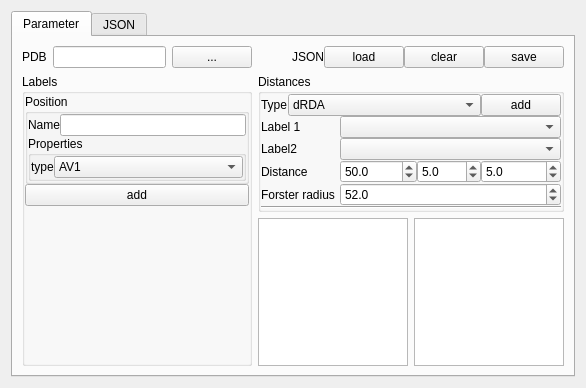
This is mfm/tools/fps_json/fps_json_edit.ui in Fluorescence-Tools/chisurf as Qt 5 draws it before an edit. The edited form follows.
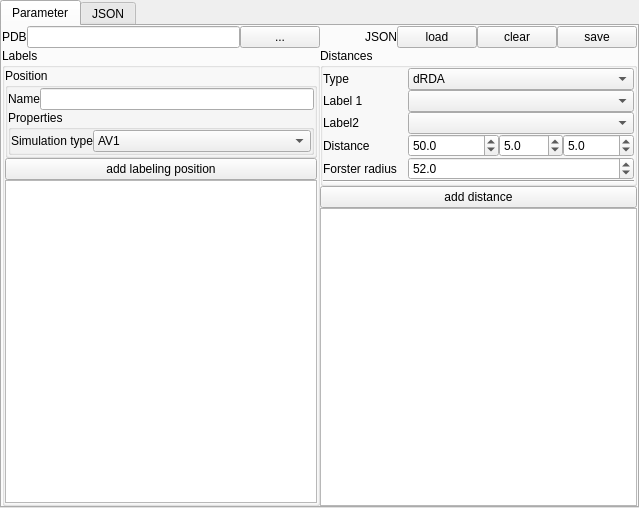
This is the edited form. Icons and pictures are not drawn.

Patch:
```diff
--- a/mfm/tools/fps_json/fps_json_edit.ui
+++ b/mfm/tools/fps_json/fps_json_edit.ui
@@ -6,18 +6,33 @@
    <rect>
     <x>0</x>
     <y>0</y>
-    <width>586</width>
-    <height>388</height>
+    <width>639</width>
+    <height>508</height>
    </rect>
   </property>
   <property name="windowTitle">
-   <string>PDB2LabelingFile</string>
+   <string>Prepare JSON input for label simulations</string>
   </property>
   <property name="windowIcon">
    <iconset>
     <normaloff>:/icons/icons/pdb2label.ico</normaloff>:/icons/icons/pdb2label.ico</iconset>
   </property>
   <layout class="QVBoxLayout" name="verticalLayout_2">
+   <property name="spacing">
+    <number>0</number>
+   </property>
+   <property name="leftMargin">
+    <number>0</number>
+   </property>
+   <property name="topMargin">
+    <number>0</number>
+   </property>
+   <property name="rightMargin">
+    <number>0</number>
+   </property>
+   <property name="bottomMargin">
+    <number>0</number>
+   </property>
    <item>
     <widget class="QTabWidget" name="tabWidget">
      <property name="currentIndex">
@@ -28,92 +43,22 @@
        <string>Parameter</string>
       </attribute>
       <layout class="QGridLayout" name="gridLayout_4">
-       <item row="0" column="0">
-        <layout class="QHBoxLayout" name="horizontalLayout_2">
-         <item>
-          <widget class="QLabel" name="label">
-           <property name="sizePolicy">
-            <sizepolicy hsizetype="Fixed" vsizetype="Preferred">
-             <horstretch>0</horstretch>
-             <verstretch>0</verstretch>
-            </sizepolicy>
-           </property>
-           <property name="text">
-            <string>PDB</string>
-           </property>
-          </widget>
-         </item>
-         <item>
-          <widget class="QLineEdit" name="lineEdit">
-           <property name="readOnly">
-            <bool>true</bool>
-           </property>
-          </widget>
-         </item>
-         <item>
-          <widget class="QPushButton" name="toolButton_4">
-           <property name="text">
-            <string>...</string>
-           </property>
-          </widget>
-         </item>
-        </layout>
-       </item>
-       <item row="0" column="1" colspan="2">
-        <layout class="QHBoxLayout" name="horizontalLayout_3">
-         <property name="spacing">
-          <number>0</number>
-         </property>
-         <item>
-          <spacer name="horizontalSpacer">
-           <property name="orientation">
-            <enum>Qt::Horizontal</enum>
-           </property>
-           <property name="sizeHint" stdset="0">
-            <size>
-             <width>40</width>
-             <height>20</height>
-            </size>
-           </property>
-          </spacer>
-         </item>
-         <item>
-          <widget class="QLabel" name="label_10">
-           <property name="sizePolicy">
-            <sizepolicy hsizetype="Fixed" vsizetype="Preferred">
-             <horstretch>0</horstretch>
-             <verstretch>0</verstretch>
-            </sizepolicy>
-           </property>
-           <property name="text">
-            <string>JSON</string>
-           </property>
-          </widget>
-         </item>
-         <item>
-          <widget class="QPushButton" name="toolButton_2">
-           <property name="text">
-            <string>load</string>
-           </property>
-          </widget>
-         </item>
-         <item>
-          <widget class="QPushButton" name="toolButton_3">
-           <property name="text">
-            <string>clear</string>
-           </property>
-          </widget>
-         </item>
-         <item>
-          <widget class="QPushButton" name="toolButton">
-           <property name="text">
-            <string>save</string>
-           </property>
-          </widget>
-         </item>
-        </layout>
-       </item>
-       <item row="1" column="0" rowspan="2">
+       <property name="leftMargin">
+        <number>0</number>
+       </property>
+       <property name="topMargin">
+        <number>0</number>
+       </property>
+       <property name="rightMargin">
+        <number>0</number>
+       </property>
+       <property name="bottomMargin">
+        <number>0</number>
+       </property>
+       <property name="spacing">
+        <number>0</number>
+       </property>
+       <item row="1" column="0" rowspan="3">
         <widget class="QGroupBox" name="groupBox_2">
          <property name="sizePolicy">
           <sizepolicy hsizetype="Preferred" vsizetype="Minimum">
@@ -140,25 +85,6 @@
           <property name="spacing">
            <number>0</number>
           </property>
-          <item row="1" column="0">
-           <widget class="QPushButton" name="pushButton_2">
-            <property name="sizePolicy">
-             <sizepolicy hsizetype="Minimum" vsizetype="Fixed">
-              <horstretch>0</horstretch>
-              <verstretch>0</verstretch>
-             </sizepolicy>
-            </property>
-            <property name="maximumSize">
-             <size>
-              <width>16777215</width>
-              <height>16777215</height>
-             </size>
-            </property>
-            <property name="text">
-             <string>add</string>
-            </property>
-           </widget>
-          </item>
           <item row="0" column="0">
            <widget class="QGroupBox" name="groupBox">
             <property name="sizePolicy">
@@ -233,7 +159,7 @@
                 <item row="0" column="0">
                  <widget class="QLabel" name="label_2">
                   <property name="text">
-                   <string>type</string>
+                   <string>Simulation type</string>
                   </property>
                  </widget>
                 </item>
@@ -263,7 +189,11 @@
                  </widget>
                 </item>
                 <item row="1" column="0" colspan="3">
-                 <layout class="QVBoxLayout" name="verticalLayout_4"/>
+                 <layout class="QVBoxLayout" name="verticalLayout_4">
+                  <property name="spacing">
+                   <number>0</number>
+                  </property>
+                 </layout>
                 </item>
                </layout>
               </widget>
@@ -271,23 +201,142 @@
             </layout>
            </widget>
           </item>
+          <item row="1" column="0">
+           <widget class="QPushButton" name="pushButton_2">
+            <property name="sizePolicy">
+             <sizepolicy hsizetype="Minimum" vsizetype="Fixed">
+              <horstretch>0</horstretch>
+              <verstretch>0</verstretch>
+             </sizepolicy>
+            </property>
+            <property name="maximumSize">
+             <size>
+              <width>16777215</width>
+              <height>16777215</height>
+             </size>
+            </property>
+            <property name="text">
+             <string>add labeling position</string>
+            </property>
+           </widget>
+          </item>
           <item row="2" column="0">
-           <spacer name="verticalSpacer">
-            <property name="orientation">
-             <enum>Qt::Vertical</enum>
+           <widget class="QListWidget" name="listWidget">
+            <property name="sizePolicy">
+             <sizepolicy hsizetype="MinimumExpanding" vsizetype="Expanding">
+              <horstretch>0</horstretch>
+              <verstretch>0</verstretch>
+             </sizepolicy>
             </property>
-            <property name="sizeHint" stdset="0">
+            <property name="maximumSize">
              <size>
-              <width>20</width>
-              <height>40</height>
+              <width>16777215</width>
+              <height>16777215</height>
              </size>
             </property>
-           </spacer>
+            <property name="toolTip">
+             <string>List of labeling positions</string>
+            </property>
+           </widget>
           </item>
          </layout>
         </widget>
        </item>
-       <item row="1" column="1" colspan="2">
+       <item row="0" column="0">
+        <layout class="QHBoxLayout" name="horizontalLayout_2">
+         <property name="spacing">
+          <number>0</number>
+         </property>
+         <item>
+          <widget class="QLabel" name="label">
+           <property name="sizePolicy">
+            <sizepolicy hsizetype="Fixed" vsizetype="Preferred">
+             <horstretch>0</horstretch>
+             <verstretch>0</verstretch>
+            </sizepolicy>
+           </property>
+           <property name="text">
+            <string>PDB</string>
+           </property>
+          </widget>
+         </item>
+         <item>
+          <widget class="QLineEdit" name="lineEdit">
+           <property name="readOnly">
+            <bool>true</bool>
+           </property>
+          </widget>
+         </item>
+         <item>
+          <widget class="QPushButton" name="toolButton_4">
+           <property name="sizePolicy">
+            <sizepolicy hsizetype="Fixed" vsizetype="Minimum">
+             <horstretch>0</horstretch>
+             <verstretch>0</verstretch>
+            </sizepolicy>
+           </property>
+           <property name="text">
+            <string>...</string>
+           </property>
+          </widget>
+         </item>
+        </layout>
+       </item>
+       <item row="0" column="1" colspan="4">
+        <layout class="QHBoxLayout" name="horizontalLayout_3">
+         <property name="spacing">
+          <number>0</number>
+         </property>
+         <item>
+          <spacer name="horizontalSpacer">
+           <property name="orientation">
+            <enum>Qt::Horizontal</enum>
+           </property>
+           <property name="sizeHint" stdset="0">
+            <size>
+             <width>40</width>
+             <height>20</height>
+            </size>
+           </property>
+          </spacer>
+         </item>
+         <item>
+          <widget class="QLabel" name="label_10">
+           <property name="sizePolicy">
+            <sizepolicy hsizetype="Fixed" vsizetype="Preferred">
+             <horstretch>0</horstretch>
+             <verstretch>0</verstretch>
+            </sizepolicy>
+           </property>
+           <property name="text">
+            <string>JSON</string>
+           </property>
+          </widget>
+         </item>
+         <item>
+          <widget class="QPushButton" name="toolButton_2">
+           <property name="text">
+            <string>load</string>
+           </property>
+          </widget>
+         </item>
+         <item>
+          <widget class="QPushButton" name="toolButton_3">
+           <property name="text">
+            <string>clear</string>
+           </property>
+          </widget>
+         </item>
+         <item>
+          <widget class="QPushButton" name="toolButton">
+           <property name="text">
+            <string>save</string>
+           </property>
+          </widget>
+         </item>
+        </layout>
+       </item>
+       <item row="1" column="2" colspan="2">
         <widget class="QGroupBox" name="groupBox_4">
          <property name="title">
           <string>Distances</string>
@@ -308,23 +357,20 @@
           <property name="spacing">
            <number>0</number>
           </property>
-          <item row="1" column="0">
-           <widget class="QLabel" name="label_3">
-            <property name="text">
-             <string>Label 1</string>
-            </property>
-           </widget>
-          </item>
-          <item row="3" column="0" colspan="2">
-           <widget class="QLabel" name="label_8">
+          <item row="1" column="2" colspan="4">
+           <widget class="QComboBox" name="comboBox_2">
             <property name="sizePolicy">
-             <sizepolicy hsizetype="Fixed" vsizetype="Preferred">
+             <sizepolicy hsizetype="MinimumExpanding" vsizetype="Fixed">
               <horstretch>0</horstretch>
               <verstretch>0</verstretch>
              </sizepolicy>
             </property>
+           </widget>
+          </item>
+          <item row="2" column="0">
+           <widget class="QLabel" name="label_5">
             <property name="text">
-             <string>Distance </string>
+             <string>Label2</string>
             </property>
            </widget>
           </item>
@@ -335,8 +381,24 @@
             </property>
            </widget>
           </item>
+          <item row="3" column="0" colspan="2">
+           <widget class="QLabel" name="label_8">
+            <property name="sizePolicy">
+             <sizepolicy hsizetype="Fixed" vsizetype="Preferred">
+              <horstretch>0</horstretch>
+              <verstretch>0</verstretch>
+             </sizepolicy>
+            </property>
+            <property name="text">
+             <string>Distance </string>
+            </property>
+           </widget>
+          </item>
           <item row="3" column="5">
            <widget class="QDoubleSpinBox" name="doubleSpinBox_3">
+            <property name="toolTip">
+             <string>Experimental error in negative direction</string>
+            </property>
             <property name="decimals">
              <number>1</number>
             </property>
@@ -348,20 +410,10 @@
             </property>
            </widget>
           </item>
-          <item row="2" column="0">
-           <widget class="QLabel" name="label_5">
+          <item row="1" column="0">
+           <widget class="QLabel" name="label_3">
             <property name="text">
-             <string>Label2</string>
-            </property>
-           </widget>
-          </item>
-          <item row="1" column="2" colspan="4">
-           <widget class="QComboBox" name="comboBox_2">
-            <property name="sizePolicy">
-             <sizepolicy hsizetype="MinimumExpanding" vsizetype="Fixed">
-              <horstretch>0</horstretch>
-              <verstretch>0</verstretch>
-             </sizepolicy>
+             <string>Label 1</string>
             </property>
            </widget>
           </item>
@@ -375,52 +427,11 @@
             </property>
            </widget>
           </item>
-          <item row="0" column="0" colspan="5">
-           <layout class="QHBoxLayout" name="horizontalLayout">
-            <property name="spacing">
-             <number>0</number>
-            </property>
-            <item>
-             <widget class="QLabel" name="label_4">
-              <property name="text">
-               <string>Type</string>
-              </property>
-             </widget>
-            </item>
-            <item>
-             <widget class="QComboBox" name="comboBox_3">
-              <property name="sizePolicy">
-               <sizepolicy hsizetype="MinimumExpanding" vsizetype="Fixed">
-                <horstretch>0</horstretch>
-                <verstretch>0</verstretch>
-               </sizepolicy>
-              </property>
-              <item>
-               <property name="text">
-                <string>dRDA</string>
-               </property>
-              </item>
-              <item>
-               <property name="text">
-                <string>dRDAE</string>
-               </property>
-              </item>
-              <item>
-               <property name="text">
-                <string>dRMP</string>
-               </property>
-              </item>
-              <item>
-               <property name="text">
-                <string>pRDA</string>
-               </property>
-              </item>
-             </widget>
-            </item>
-           </layout>
-          </item>
           <item row="3" column="4">
            <widget class="QDoubleSpinBox" name="doubleSpinBox_2">
+            <property name="toolTip">
+             <string>Experimental error in positive direction</string>
+            </property>
             <property name="decimals">
              <number>1</number>
             </property>
@@ -434,6 +445,9 @@
           </item>
           <item row="4" column="2" colspan="4">
            <widget class="QDoubleSpinBox" name="doubleSpinBox_4">
+            <property name="toolTip">
+             <string>Forster radius of the label pair</string>
+            </property>
             <property name="decimals">
              <number>1</number>
             </property>
@@ -457,6 +471,9 @@
           </item>
           <item row="3" column="2" colspan="2">
            <widget class="QDoubleSpinBox" name="doubleSpinBox">
+            <property name="toolTip">
+             <string>Experimental distance</string>
+            </property>
             <property name="decimals">
              <number>1</number>
             </property>
@@ -468,42 +485,59 @@
             </property>
            </widget>
           </item>
-          <item row="0" column="5">
-           <widget class="QPushButton" name="pushButton_3">
+          <item row="0" column="0">
+           <widget class="QLabel" name="label_4">
             <property name="sizePolicy">
-             <sizepolicy hsizetype="Minimum" vsizetype="Fixed">
+             <sizepolicy hsizetype="Fixed" vsizetype="Preferred">
               <horstretch>0</horstretch>
               <verstretch>0</verstretch>
              </sizepolicy>
             </property>
             <property name="text">
-             <string>add</string>
+             <string>Type</string>
             </property>
            </widget>
           </item>
+          <item row="0" column="2" colspan="4">
+           <widget class="QComboBox" name="comboBox_3">
+            <property name="sizePolicy">
+             <sizepolicy hsizetype="MinimumExpanding" vsizetype="Fixed">
+              <horstretch>0</horstretch>
+              <verstretch>0</verstretch>
+             </sizepolicy>
+            </property>
+            <property name="toolTip">
+             <string>Type of the distance</string>
+            </property>
+            <item>
+             <property name="text">
+              <string>dRDA</string>
+             </property>
+            </item>
+            <item>
+             <property name="text">
+              <string>dRDAE</string>
+             </property>
+            </item>
+            <item>
+             <property name="text">
+              <string>dRMP</string>
+             </property>
+            </item>
+            <item>
+             <property name="text">
+              <string>pRDA</string>
+             </property>
+            </item>
+           </widget>
+          </item>
          </layout>
         </widget>
        </item>
-       <item row="2" column="1">
-        <widget class="QListWidget" name="listWidget">
-         <property name="sizePolicy">
-          <sizepolicy hsizetype="MinimumExpanding" vsizetype="Expanding">
-           <horstretch>0</horstretch>
-           <verstretch>0</verstretch>
-          </sizepolicy>
-         </property>
-         <property name="maximumSize">
-          <size>
-           <width>150</width>
-           <height>16777215</height>
-          </size>
-         </property>
-        </widget>
-       </item>
-       <item row="2" column="2">
+       <item row="3" column="2">
         <widget class="QListWidget" name="listWidget_2">
          <property name="sizePolicy">
-          <sizepolicy hsizetype="MinimumExpanding" vsizetype="Expanding">
+          <sizepolicy hsizetype="Expanding" vsizetype="Expanding">
            <horstretch>0</horstretch>
            <verstretch>0</verstretch>
           </sizepolicy>
@@ -516,23 +550,50 @@
          </property>
          <property name="maximumSize">
           <size>
-           <width>150</width>
+           <width>16777215</width>
            <height>16777215</height>
           </size>
+         </property>
+         <property name="toolTip">
+          <string>List of experimental distances</string>
+         </property>
+        </widget>
+       </item>
+       <item row="2" column="2">
+        <widget class="QPushButton" name="pushButton_3">
+         <property name="sizePolicy">
+          <sizepolicy hsizetype="Minimum" vsizetype="Fixed">
+           <horstretch>0</horstretch>
+           <verstretch>0</verstretch>
+          </sizepolicy>
+         </property>
+         <property name="text">
+          <string>add distance</string>
          </property>
         </widget>
        </item>
       </layout>
-      <zorder>groupBox_2</zorder>
-      <zorder>groupBox_4</zorder>
-      <zorder>listWidget_2</zorder>
-      <zorder>listWidget</zorder>
      </widget>
      <widget class="QWidget" name="tab_2">
       <attribute name="title">
        <string>JSON</string>
       </attribute>
       <layout class="QVBoxLayout" name="verticalLayout">
+       <property name="spacing">
+        <number>0</number>
+       </property>
+       <property name="leftMargin">
+        <number>0</number>
+       </property>
+       <property name="topMargin">
+        <number>0</number>
+       </property>
+       <property name="rightMargin">
+        <number>0</number>
+       </property>
+       <property name="bottomMargin">
+        <number>0</number>
+       </property>
        <item>
         <widget class="QPushButton" name="toolButton_5">
          <property name="text">
```
